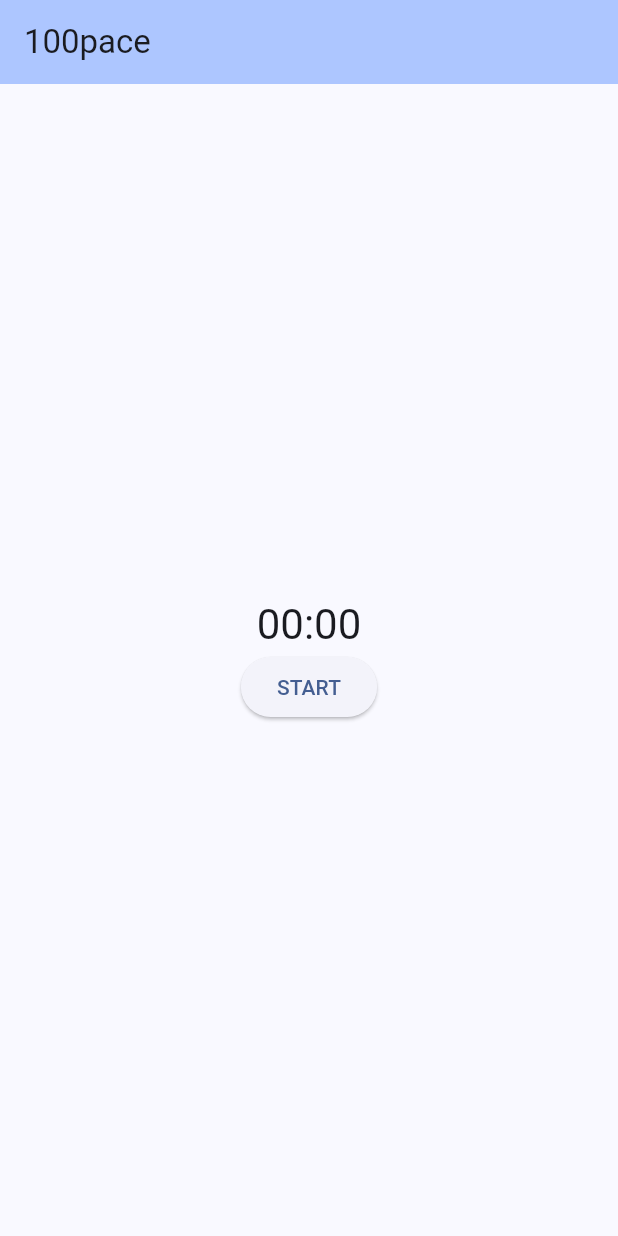
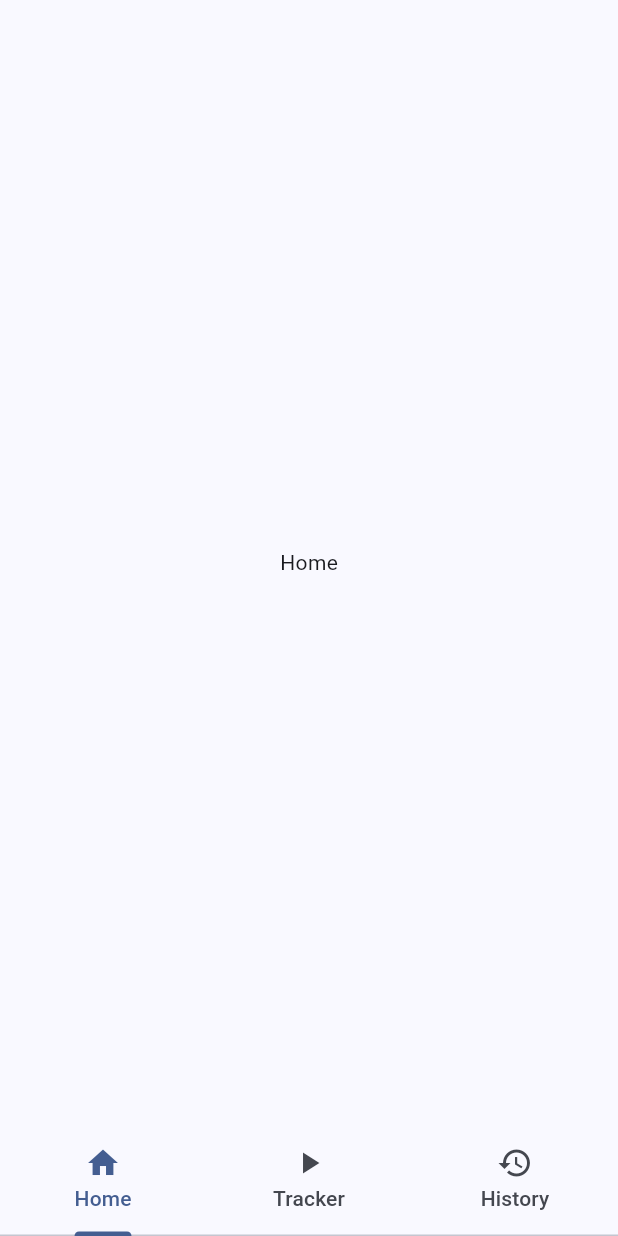
Before and after one commit to lucasshuan/100pace, a Flutter app: the screen it shows after launch, on a phone screen of 412 x 824 dp. Run offline on Flutter 3.47's test engine with Material 3 defaults, Android fonts, the light colour scheme and no system bars.

Commit message:
feat: history added

```diff
--- a/lib/common/theme.dart
+++ b/lib/common/theme.dart
@@ -1,6 +1,14 @@
 import 'package:flutter/material.dart';
 
-final appTheme = ThemeData(
-  colorScheme: ColorScheme.fromSeed(seedColor: Colors.blueAccent),
-  useMaterial3: true,
-);
+ThemeData theme(Brightness brightness) {
+  final colors = ColorScheme.fromSeed(
+    seedColor: Colors.blueAccent,
+    brightness: brightness,
+  );
+  return ThemeData(
+    brightness: brightness,
+    colorScheme: colors,
+    scaffoldBackgroundColor: colors.surface,
+    useMaterial3: true,
+  );
+}
--- a/lib/main.dart
+++ b/lib/main.dart
@@ -1,14 +1,18 @@
 import 'package:flutter/material.dart';
+import 'package:hundredpace/screens/history.dart';
+import 'package:hundredpace/screens/home.dart';
+import 'package:hundredpace/screens/tracker.dart';
 import 'package:provider/provider.dart';
 import 'package:hundredpace/common/theme.dart';
-import 'package:hundredpace/models/timer.dart';
-import 'package:hundredpace/screens/home.dart';
+import 'package:hundredpace/models/tracker.dart';
 
 void main() {
-  runApp(ChangeNotifierProvider(
-      create: (context) => TimeTracker(),
+  runApp(
+    ChangeNotifierProvider(
+      create: (context) => Tracker(),
       child: const MyApp()
-  ));
+    )
+  );
 }
 
 class MyApp extends StatelessWidget {
@@ -17,9 +21,39 @@ class MyApp extends StatelessWidget {
   @override
   Widget build(BuildContext context) {
     return MaterialApp(
-      title: '100pace',
-      theme: appTheme,
-      home: const MyHome(),
+      title: '100PACE',
+      debugShowCheckedModeBanner: false,
+      theme: theme(Brightness.light),
+      darkTheme: theme(Brightness.dark),
+      themeMode: ThemeMode.system,
+      home: const DefaultTabController(
+        length: 3,
+        child: Scaffold(
+          bottomNavigationBar: TabBar(
+            tabs: [
+              Tab(
+                  icon: Icon(Icons.home),
+                  text: 'Home'
+              ),
+              Tab(
+                  icon: Icon(Icons.play_arrow),
+                  text: 'Tracker'
+              ),
+              Tab(
+                  icon: Icon(Icons.history),
+                  text: 'History'
+              ),
+            ],
+          ),
+          body: TabBarView(
+              children: [
+                MyHome(),
+                MyTracker(),
+                MyHistory(),
+              ]
+          ),
+        ),
+      ),
     );
   }
 }
--- a/lib/models/timer.dart
+++ /dev/null
@@ -1,35 +0,0 @@
-import 'dart:async';
-
-import 'package:flutter/foundation.dart';
-
-class TimeTracker extends ChangeNotifier {
-  Timer? _timer;
-  int _currentSeconds = 0;
-  int _targetSeconds = 0;
-
-  bool get isActive => _timer?.isActive ?? false;
-
-  int get hours => (_targetSeconds - _currentSeconds) ~/ 3600;
-  int get minutes => (_targetSeconds - _currentSeconds) ~/ 60;
-  int get seconds => (_targetSeconds - _currentSeconds) % 60;
-
-  String get formatMMSS => '${minutes.toString().padLeft(2, '0')}:${seconds.toString().padLeft(2, '0')}';
-
-  void start(int seconds) {
-    const oneSec = Duration(seconds: 1);
-    _currentSeconds = 0;
-    _targetSeconds = seconds;
-    _timer = Timer.periodic(oneSec, (timer) {
-      _currentSeconds++;
-      notifyListeners();
-      if (_currentSeconds == _targetSeconds) {
-        timer.cancel();
-      }
-    });
-  }
-
-  void stop() {
-    _timer?.cancel();
-    notifyListeners();
-  }
-}
--- /dev/null
+++ b/lib/models/tracker.dart
@@ -0,0 +1,56 @@
+import 'dart:async';
+
+import 'package:flutter/foundation.dart';
+
+@immutable
+class Record {
+  final Duration duration;
+  final Duration targetDuration;
+  final DateTime createdAt = DateTime.now();
+
+  bool get isCompleted => duration >= targetDuration;
+
+  Record(seconds, targetSeconds) :
+    duration = Duration(seconds: seconds),
+    targetDuration = Duration(seconds: targetSeconds);
+}
+
+class Tracker extends ChangeNotifier {
+  List<Record> records = [];
+
+  Timer? _timer;
+
+  int _currentSeconds = 0;
+  int _targetSeconds = 0;
+
+  bool get isRunning => _timer?.isActive ?? false;
+  bool get isFinished => _currentSeconds >= _targetSeconds;
+
+  int get hours => _currentSeconds ~/ 3600;
+  int get minutes => _currentSeconds ~/ 60;
+  int get seconds => _currentSeconds % 60;
+
+  String get formatMMSS => '${minutes.toString().padLeft(2, '0')}:${seconds.toString().padLeft(2, '0')}';
+
+  void start(int targetSeconds) {
+    const oneSec = Duration(seconds: 1);
+    _currentSeconds = 0;
+    _targetSeconds = targetSeconds;
+    notifyListeners();
+    _timer = Timer.periodic(oneSec, (timer) {
+      _currentSeconds++;
+      notifyListeners();
+      if (isFinished) {
+        stop();
+      }
+    });
+  }
+
+  void stop() {
+    var record = Record(_currentSeconds, _targetSeconds);
+    records.add(record);
+    _timer?.cancel();
+    _currentSeconds = 0;
+    notifyListeners();
+  }
+}
--- a/lib/screens/home.dart
+++ b/lib/screens/home.dart
@@ -1,44 +1,12 @@
 import 'package:flutter/material.dart';
-import 'package:hundredpace/models/timer.dart';
-import 'package:provider/provider.dart';
 
 class MyHome extends StatelessWidget {
   const MyHome({super.key});
 
   @override
   Widget build(BuildContext context) {
-    return Scaffold(
-      appBar: AppBar(
-        backgroundColor: Theme.of(context).colorScheme.inversePrimary,
-        title: const Text('100pace'),
-      ),
-      body: Center(
-        child: _MyTimer(),
-      ),
+    return const Center(
+      child: Text('Home'),
     );
   }
 }
-
-class _MyTimer extends StatelessWidget {
-  @override
-  Widget build(BuildContext context) {
-    return Column(
-      mainAxisAlignment: MainAxisAlignment.center,
-      children: <Widget>[
-        Consumer<TimeTracker>(
-          builder: (context, timer, child) => Text(
-            timer.formatMMSS,
-            style: Theme.of(context).textTheme.headlineMedium,
-          ),
-        ),
-        ElevatedButton(
-          onPressed: () {
-            var timer = context.read<TimeTracker>();
-            timer.start(10);
-          },
-          child: const Text('START')
-        )
-      ],
-    );
-  }
-}
--- a/lib/screens/tracker.dart
+++ b/lib/screens/tracker.dart
@@ -0,0 +1,46 @@
+import 'package:flutter/material.dart';
+import 'package:hundredpace/models/tracker.dart';
+import 'package:provider/provider.dart';
+
+class MyTracker extends StatelessWidget {
+  const MyTracker({super.key});
+
+  @override
+  Widget build(BuildContext context) {
+    return Center(
+      child: _MyTimer(),
+    );
+  }
+}
+
+class _MyTimer extends StatelessWidget {
+  @override
+  Widget build(BuildContext context) {
+    return Column(
+      mainAxisAlignment: MainAxisAlignment.center,
+      children: <Widget>[
+        Consumer<Tracker>(
+          builder: (context, tracker, child) => Text(
+            tracker.formatMMSS,
+            style: Theme.of(context).textTheme.headlineMedium,
+          ),
+        ),
+        ElevatedButton(
+          onPressed: () {
+            var tracker = context.read<Tracker>();
+            if (tracker.isRunning) {
+              tracker.stop();
+            } else {
+              tracker.start(10);
+            }
+          },
+          child: Consumer<Tracker>(
+            builder: (context, tracker, child) => Text(
+              tracker.isRunning ? 'STOP' : 'START',
+            ),
+          ),
+        )
+      ],
+    );
+  }
+}
```
Also changed, not shown: lib/screens/history.dart (added, +36 -0 lines).
